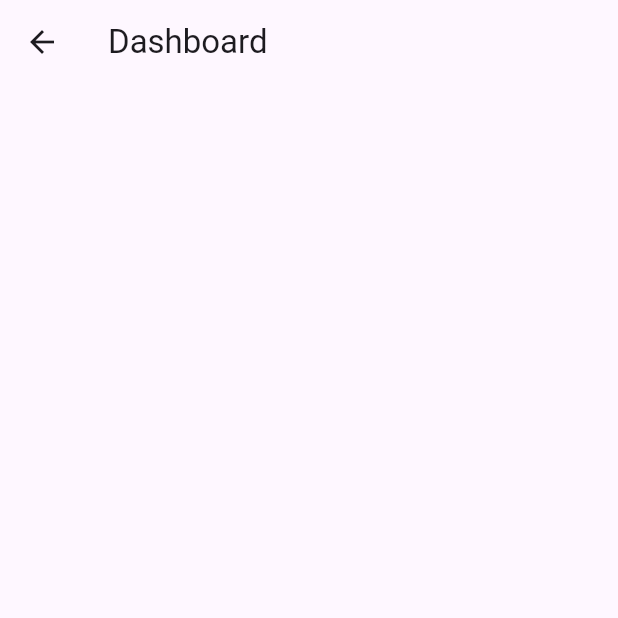
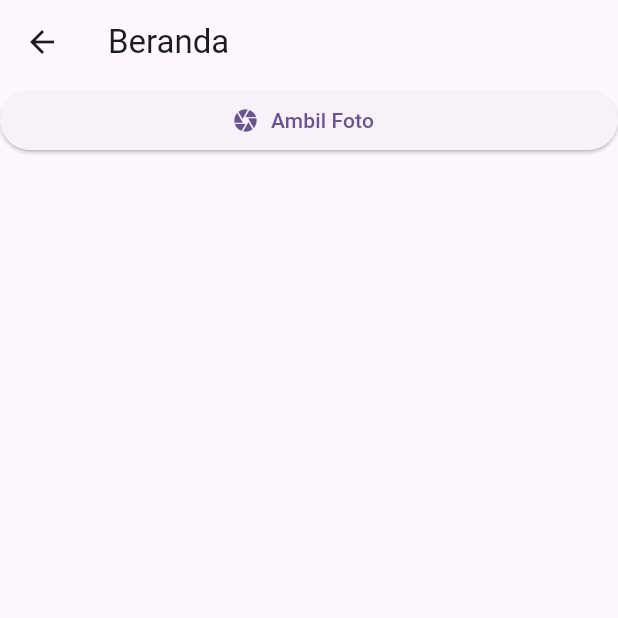
Before and after one commit to fasyaaa/CameraFile_0177, a Flutter app: the FullPage screen opened directly, on a phone screen of 412 x 824 dp, the top half of it. Run offline on Flutter 3.47's test engine with Material 3 defaults, Android fonts, the phone set to English and light mode, and no system bars; our stand-ins replace camera, image_picker, permission_handler.

Commit message:
ADD - triggering button to take picture

```diff
--- a/lib/home_page.dart
+++ b/lib/home_page.dart
@@ -51,10 +51,24 @@ class _FullPageState extends State<FullPage> {
   @override
   Widget build(BuildContext context) {
     return Scaffold(
-      appBar: AppBar(title: const Text("Dashboard"), actions: const []),
-      body: SingleChildScrollView(
-        padding: const EdgeInsets.all(10.0),
-        child: Column(children: []),
+      appBar: AppBar(title: const Text("Beranda")),
+      body: SafeArea(
+        child: Column(
+          crossAxisAlignment: CrossAxisAlignment.center,
+          children: [
+            Row(
+              children: [
+                Expanded(
+                  child: ElevatedButton.icon(
+                    icon: const Icon(Icons.camera),
+                    label: const Text('Ambil Foto'),
+                    onPressed: _takePicture,
+                  ),
+                ),
+              ],
+            ),
+          ],
+        ),
       ),
     );
   }
```
